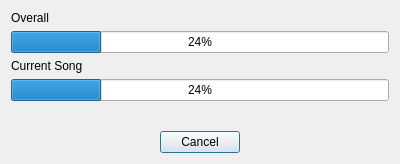
Qt form designer/power_hour_export_dialog.ui (jac241/power_hour_creator) before a commit.
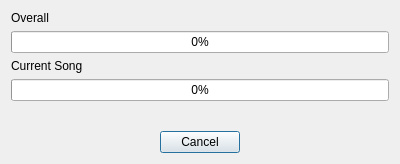
The same form after that commit.

Patch:
```diff
--- a/designer/power_hour_export_dialog.ui
+++ b/designer/power_hour_export_dialog.ui
@@ -24,7 +24,7 @@
    <item row="2" column="0">
     <widget class="QProgressBar" name="overallProgressBar">
      <property name="value">
-      <number>24</number>
+      <number>0</number>
      </property>
     </widget>
    </item>
@@ -78,7 +78,7 @@
    <item row="4" column="0">
     <widget class="QProgressBar" name="currentSongProgressBar">
      <property name="value">
-      <number>24</number>
+      <number>0</number>
      </property>
     </widget>
    </item>
```
